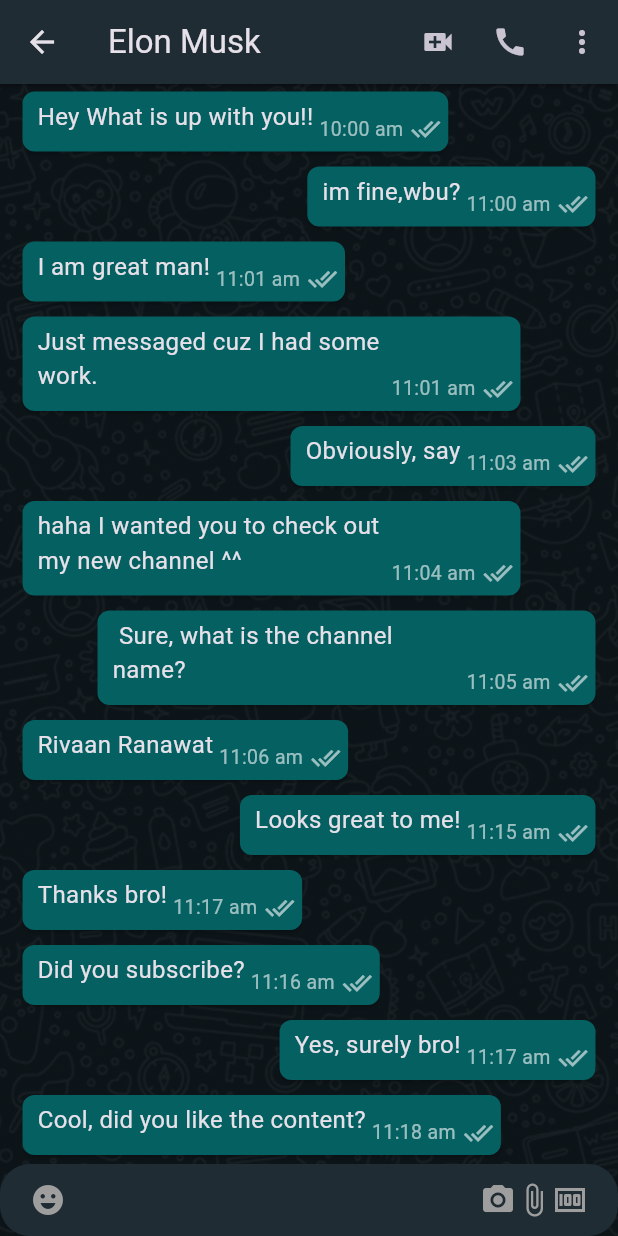
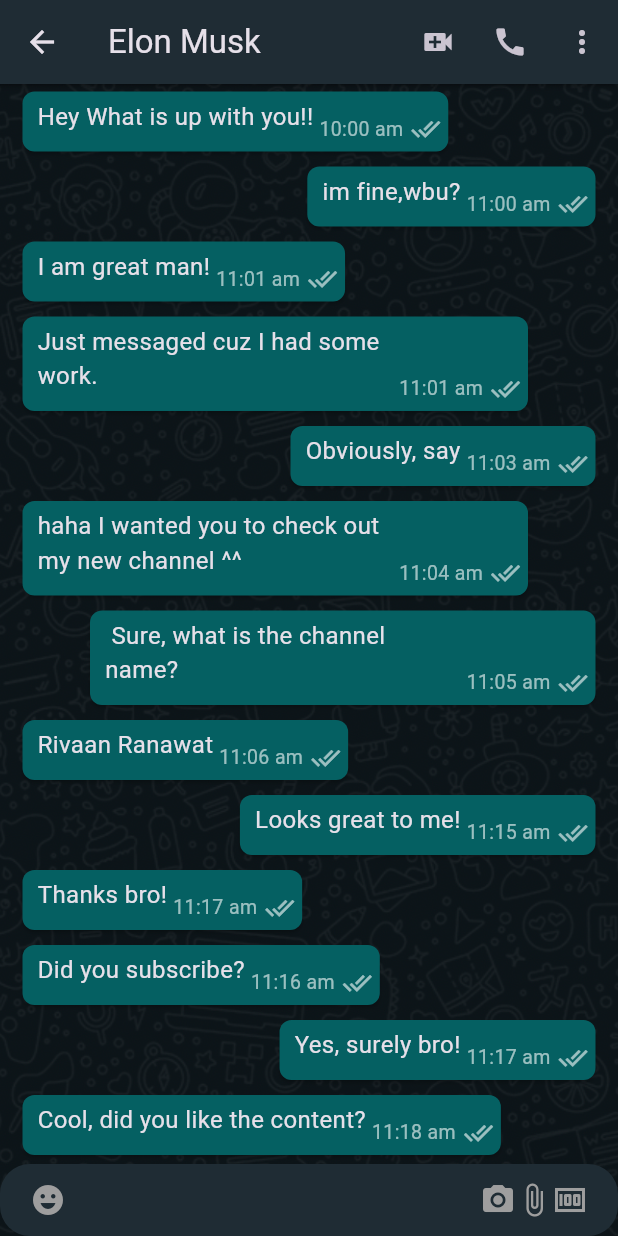
Before and after one commit to IsmayiI/chatter, a Flutter app: the MobileChatScreen screen opened directly, on a phone screen of 412 x 824 dp. Run offline on Flutter 3.47's test engine with Material 3 defaults, Android fonts, the phone set to English and light mode, and no system bars; network calls fail.

Commit message:
add constraints to MessageCard

```diff
--- a/lib/widgets/message_card.dart
+++ b/lib/widgets/message_card.dart
@@ -13,14 +13,12 @@
         ? Alignment.centerRight
         : Alignment.centerLeft;
 
-    final paddingMessage = message.isMe
-        ? const EdgeInsets.only(left: 50)
-        : const EdgeInsets.only(right: 50);
-
-    return Padding(
-      padding: paddingMessage,
-      child: Align(
-        alignment: aligment,
+    return Align(
+      alignment: aligment,
+      child: ConstrainedBox(
+        constraints: BoxConstraints(
+          maxWidth: MediaQuery.of(context).size.width - 45,
+        ),
         child: Card(
           elevation: 1,
           shape: RoundedRectangleBorder(borderRadius: BorderRadius.circular(8)),
```
